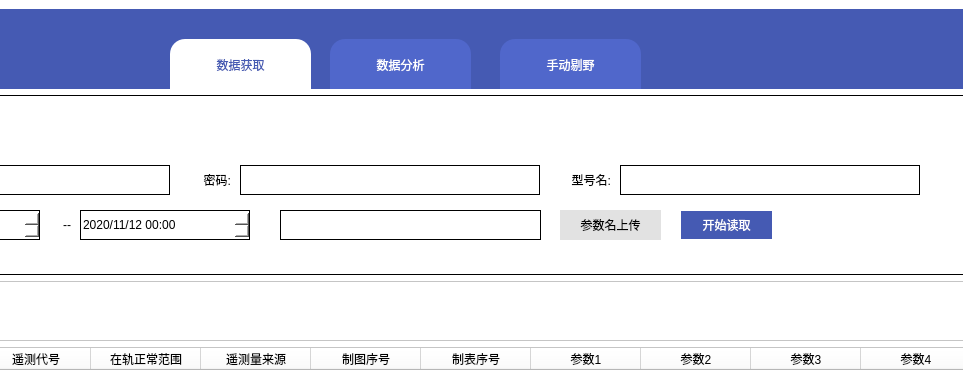
Old version of the form interface.ui in the repository Shen-LW/analysis_xp; both pictures show x 249 to 1212 and y 0 to 385 of the 1319 by 828 pixel window.
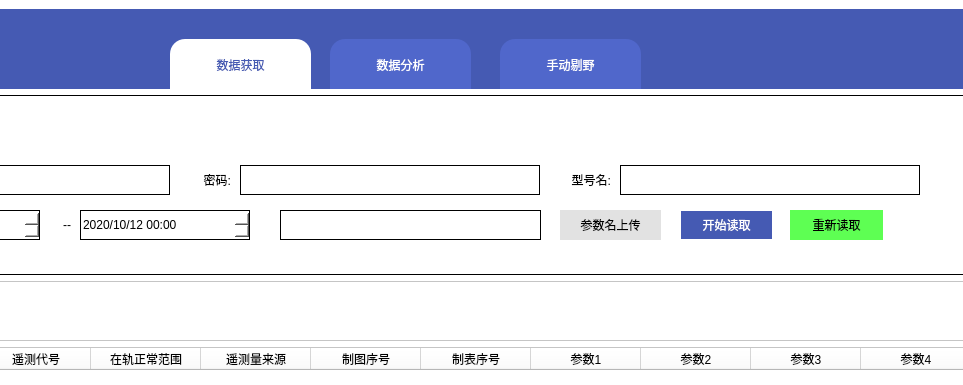
New version of the form.

Diff of the .ui file:
```diff
--- a/interface.ui
+++ b/interface.ui
@@ -312,14 +312,14 @@
          <minute>0</minute>
          <second>0</second>
          <year>2020</year>
-         <month>11</month>
+         <month>10</month>
          <day>12</day>
         </datetime>
        </property>
        <property name="date">
         <date>
          <year>2020</year>
-         <month>11</month>
+         <month>10</month>
          <day>12</day>
         </date>
        </property>
@@ -438,6 +438,23 @@
         <set>Qt::AlignRight|Qt::AlignTrailing|Qt::AlignVCenter</set>
        </property>
       </widget>
+      <widget class="QPushButton" name="reset_crawl_btn">
+       <property name="geometry">
+        <rect>
+         <x>1030</x>
+         <y>115</y>
+         <width>93</width>
+         <height>30</height>
+        </rect>
+       </property>
+       <property name="styleSheet">
+        <string notr="true">font: 10pt &quot;Microsoft YaHei UI&quot;;
+background-color:#5eff53;</string>
+       </property>
+       <property name="text">
+        <string>重新读取</string>
+       </property>
+      </widget>
      </widget>
     </item>
     <item>
```
